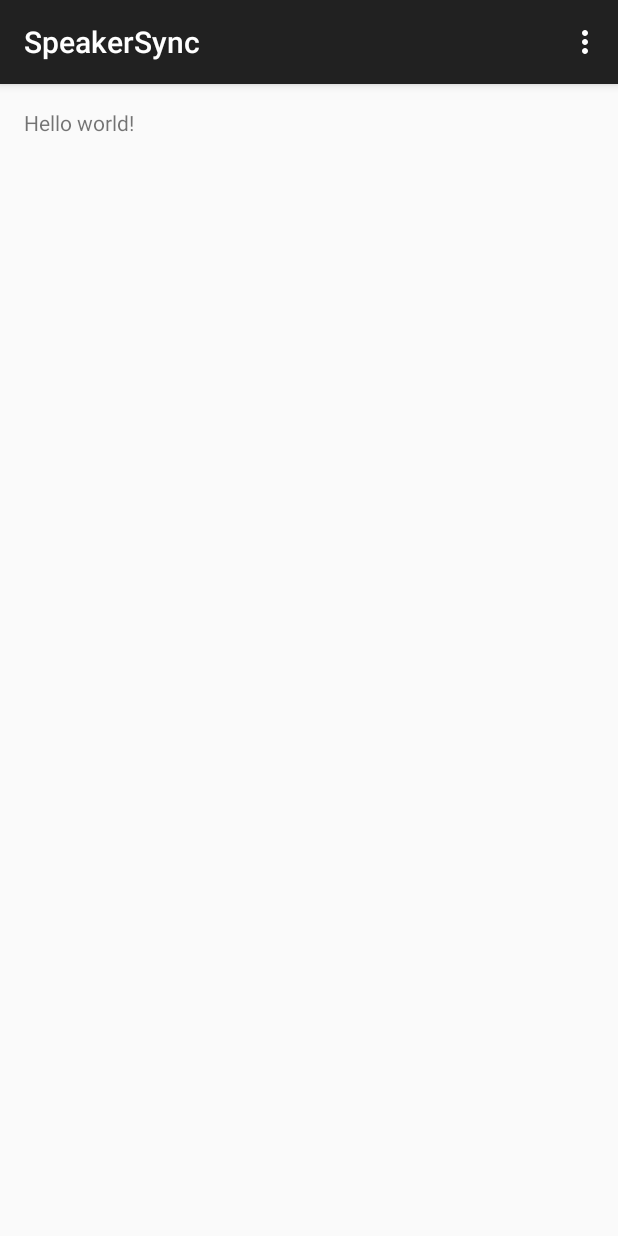
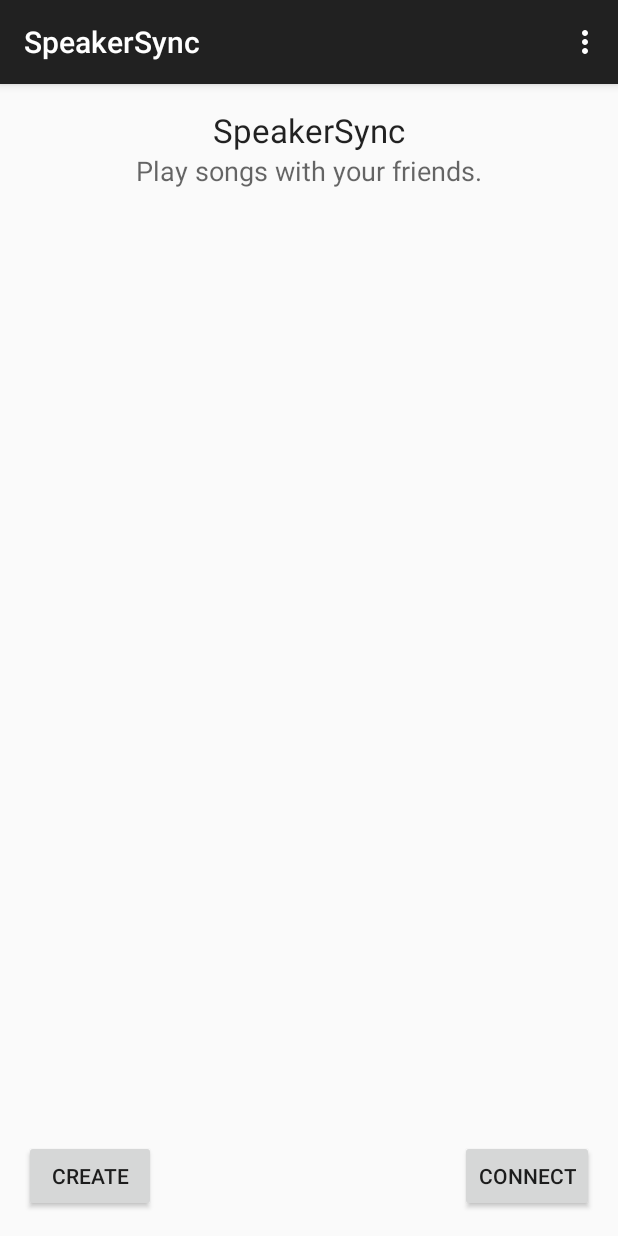
Before and after one commit to andrew749/SpeakerSync, an Android app: the screen it shows after launch (MainActivity), on a phone screen of 412 x 824 dp. Run offline under Robolectric (Android 15) with nearby library versions, the phone set to English and light mode, and no system bars.

Commit message:
Added ui for launchpage.

```diff
--- a/app/src/main/res/layout/activity_main.xml
+++ b/app/src/main/res/layout/activity_main.xml
@@ -5,7 +5,55 @@
     android:paddingTop="@dimen/activity_vertical_margin"
     android:paddingBottom="@dimen/activity_vertical_margin" tools:context=".MainActivity">
 
-    <TextView android:text="@string/hello_world" android:layout_width="wrap_content"
-        android:layout_height="wrap_content" />
+    <TextView
+        android:layout_width="wrap_content"
+        android:layout_height="wrap_content"
+        android:textAppearance="?android:attr/textAppearanceLarge"
+        android:text="@string/launch_screen_title"
+        android:id="@+id/mainTitle"
+        android:layout_alignParentTop="true"
+        android:layout_centerHorizontal="true" />
+
+    <LinearLayout
+        android:orientation="vertical"
+        android:layout_width="fill_parent"
+        android:layout_height="fill_parent"
+        android:id="@+id/mainSplashLayout"
+        android:layout_below="@+id/mainTitle"
+        android:layout_alignParentRight="true"
+        android:layout_alignParentEnd="true">
+        <TextView
+            android:layout_width="wrap_content"
+            android:layout_height="wrap_content"
+            android:textAppearance="?android:attr/textAppearanceMedium"
+            android:id="@+id/textView"
+            android:layout_gravity="center_horizontal"
+            android:text="@string/description" />
+
+
+        <RelativeLayout
+            android:layout_width="match_parent"
+            android:layout_height="match_parent">
+
+            <Button
+                android:layout_width="wrap_content"
+                android:layout_height="wrap_content"
+                android:text="@string/connectbutton"
+                android:id="@+id/connectButton"
+                android:layout_gravity="right"
+                android:layout_alignTop="@+id/createButton"
+                android:layout_alignParentRight="true"
+                android:layout_alignParentEnd="true" />
+
+            <Button
+                android:layout_width="wrap_content"
+                android:layout_height="wrap_content"
+                android:text="@string/createbutton"
+                android:id="@+id/createButton"
+                android:layout_alignParentBottom="true"
+                android:layout_alignParentLeft="true"
+                android:layout_alignParentStart="true" />
+        </RelativeLayout>
+    </LinearLayout>
 
 </RelativeLayout>
--- /dev/null
+++ b/app/src/main/res/layout/songview.xml
@@ -0,0 +1,11 @@
+<?xml version="1.0" encoding="utf-8"?>
+<LinearLayout xmlns:android="http://schemas.android.com/apk/res/android"
+    android:orientation="vertical" android:layout_width="match_parent"
+    android:layout_height="match_parent">
+
+    <ListView
+        android:layout_width="match_parent"
+        android:layout_height="match_parent"
+        android:id="@+id/listView"
+        android:layout_gravity="center_horizontal" />
+</LinearLayout>
--- a/app/src/main/res/values/strings.xml
+++ b/app/src/main/res/values/strings.xml
@@ -4,5 +4,8 @@
     <string name="app_name">SpeakerSync</string>
     <string name="hello_world">Hello world!</string>
     <string name="action_settings">Settings</string>
-
+    <string name="launch_screen_title">SpeakerSync</string>
+    <string name="description">Play songs with your friends.</string>
+    <string name="createbutton">Create</string>
+    <string name="connectbutton">Connect</string>
 </resources>
```
